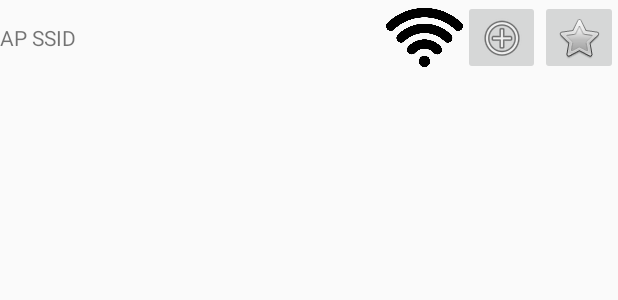
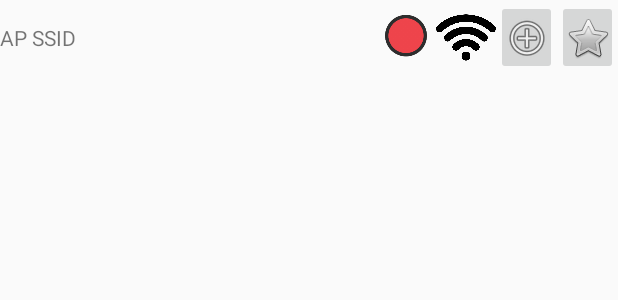
Before and after one commit to Maple-Factory/MapleFi, an Android app: the layout wifilist_item.xml on its own in the app's theme, with its tools: preview values and no code run, on a phone screen of 412 x 824 dp. Shown: the top 300 px of the screen. Run offline under Robolectric (Android 15) with nearby library versions, the phone set to English and light mode, and no system bars.

Commit message:
Merge branch 'master' of https://github.com/Maple-Factory/MapleFi into develop
# Conflicts:
#	app/src/main/java/com/example/maplefi/MainActivity.java

```diff
--- a/app/src/main/java/com/example/maplefi/MainActivity.java
+++ b/app/src/main/java/com/example/maplefi/MainActivity.java
@@ -42,6 +42,7 @@ public class MainActivity extends AppCompatActivity implements MainActivityNavig
 
     // NOW AP
     TextView textViewNowSsid;
+    ImageView imgNowcolor;
     ImageView imgNowRssi;
     ImageButton imgButtonNowMoreinf;
     ImageButton imgButtonNowConnect;
@@ -108,10 +109,12 @@ public class MainActivity extends AppCompatActivity implements MainActivityNavig
 
         // - 연결된 AP 아이템 요소
         final TextView textViewSsid = (TextView) findViewById(R.id.tv_ssid);
+        final ImageView imgcolor = (ImageView) findViewById(R.id.img_color);
         final ImageView imgRssi = (ImageView) findViewById(R.id.img_rssiDegree);
         ImageButton imgButtonMoreinf = (ImageButton) findViewById(R.id.imgb_moreinf) ;
         ImageButton imgButtonConnect = (ImageButton) findViewById(R.id.imgb_connect) ;
         textViewNowSsid = textViewSsid;
+        imgNowcolor = imgcolor;
         imgNowRssi = imgRssi;
         imgButtonNowMoreinf = imgButtonMoreinf;
         imgButtonNowConnect = imgButtonConnect;
--- a/app/src/main/res/layout/wifilist_item.xml
+++ b/app/src/main/res/layout/wifilist_item.xml
@@ -10,26 +10,33 @@
 
         <TextView
             android:id="@+id/tv_ssid"
-            android:layout_width="0px"
+            android:layout_width="90dp"
             android:layout_height="50dp"
-            android:layout_weight="5"
+            android:layout_weight="4"
             android:gravity="center"
             android:text="AP SSID"
             android:textAlignment="textStart"
             tools:ignore="RtlCompat" />
 
         <ImageView
+            android:id="@+id/img_color"
+            android:layout_width="0px"
+            android:layout_height="50dp"
+            android:layout_weight="1"
+            app:srcCompat="@drawable/red" />
+
+        <ImageView
             android:id="@+id/img_rssiDegree"
             android:layout_width="0px"
+            android:layout_height="50dp"
             android:layout_weight="1"
-            android:layout_height="50dp"
             app:srcCompat="@drawable/wifi_3" />
 
         <ImageButton
             android:id="@+id/imgb_moreinf"
             android:layout_width="0px"
+            android:layout_height="50dp"
             android:layout_weight="1"
-            android:layout_height="50dp"
             android:paddingTop="5dp"
             android:paddingBottom="5dp"
             app:srcCompat="@android:drawable/ic_menu_add" />
@@ -40,5 +47,6 @@
             android:layout_weight="1"
             android:layout_height="50dp"
             app:srcCompat="@android:drawable/btn_star_big_off" />
+
     </LinearLayout>
 </layout>
```
Also changed, not shown: app/src/main/res/drawable/green.png (added), app/src/main/res/drawable/orange.png (added), app/src/main/res/drawable/red.png (added), app/src/main/res/주황.png (added).
